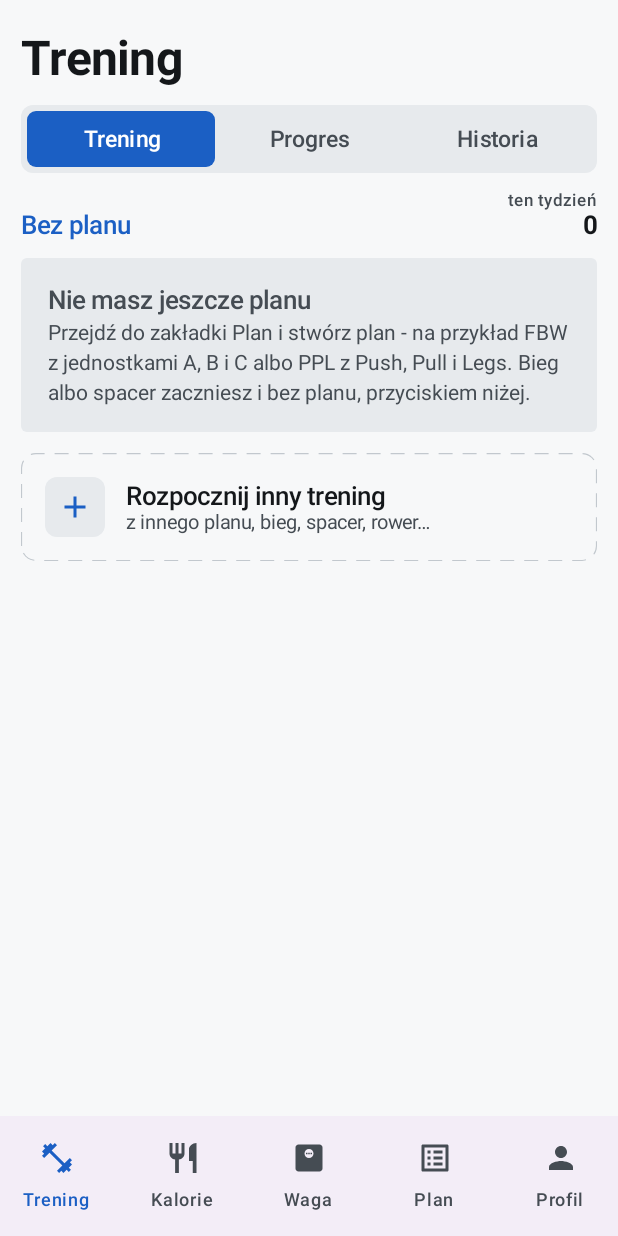
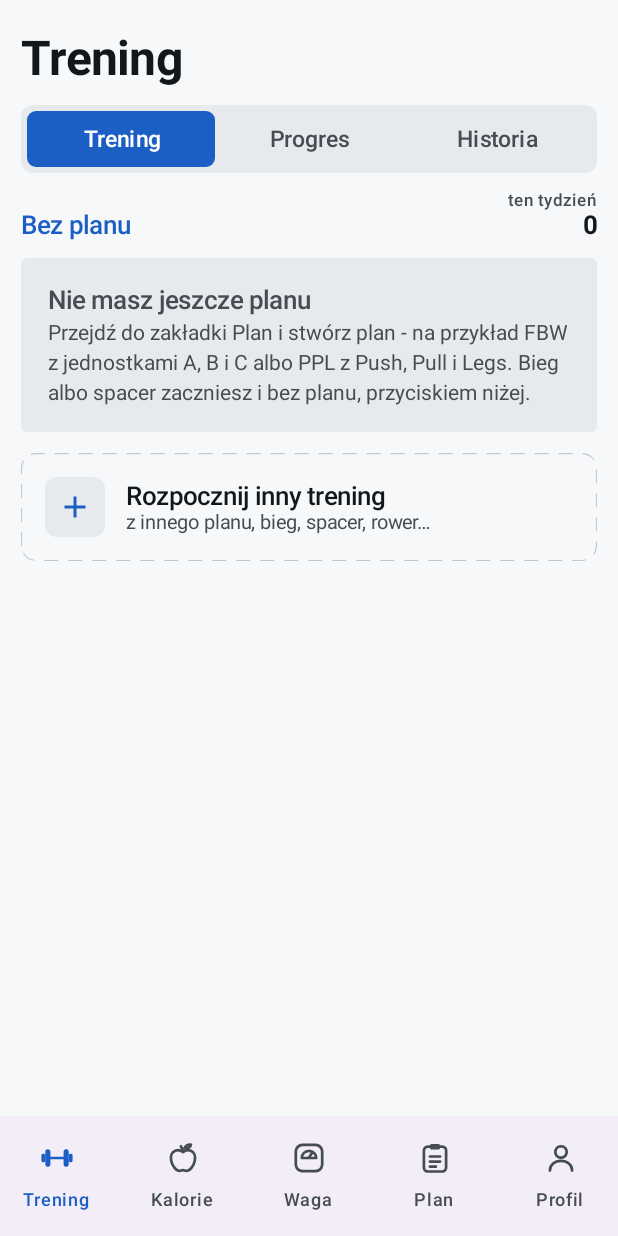
Before and after one commit to kubab96/GymBro, an Android app built with Jetpack Compose: the screen it shows after launch (MainActivity), on a phone screen of 412 x 824 dp. Run offline under Robolectric (Android 15) with nearby library versions, the phone set to English and light mode, and no system bars; libraries missing offline, so code that uses them is left out: androidx.health.connect, com.google.mlkit.vision; pictures from the network do not load; 12 statements that could not run were skipped.

Commit message:
Wlasne ikony zakladek, plakietka Planu gasnie w jednostce, rekordy w szczegolach treningu
- ikony paska z jednej siatki: obrys w tle, wypelnienie na otwartej zakladce
- wejscie w jednostke gasi plakietke tylko jej propozycji i od razu (AdviceBadge)
- usuniecie treningu kasuje propozycje wyliczone z niego
- szczegoly treningu pokazuja, przy ktorym cwiczeniu i ktora seria padl rekord

```diff
--- a/GymBro/app/src/main/java/pl/gymbro/MainActivity.kt
+++ b/GymBro/app/src/main/java/pl/gymbro/MainActivity.kt
@@ -15,14 +15,7 @@ import androidx.compose.animation.core.infiniteRepeatable
 import androidx.compose.animation.core.rememberInfiniteTransition
 import androidx.compose.animation.core.tween
 import androidx.compose.foundation.Canvas
-import androidx.compose.material.icons.Icons
-import androidx.compose.material.icons.filled.FitnessCenter
-import androidx.compose.material.icons.automirrored.filled.ListAlt
-import androidx.compose.material.icons.filled.MonitorWeight
-import androidx.compose.material.icons.filled.Person
-import androidx.compose.material.icons.filled.Restaurant
 import androidx.compose.ui.geometry.Offset
-import androidx.compose.ui.graphics.vector.ImageVector
 import androidx.compose.foundation.layout.Box
 import androidx.compose.foundation.layout.fillMaxSize
 import androidx.compose.foundation.layout.fillMaxWidth
@@ -71,7 +64,9 @@ import kotlinx.coroutines.launch
 import kotlinx.coroutines.withContext
 import pl.gymbro.health.AutoSync
 import kotlinx.coroutines.delay
+import pl.gymbro.ui.AdviceBadge
 import pl.gymbro.ui.Busy
+import pl.gymbro.ui.TabIcons
 import pl.gymbro.ui.FoodScreen
 import pl.gymbro.ui.PlanEditorScreen
 import pl.gymbro.ui.ProfileScreen
@@ -109,7 +104,7 @@ class MainActivity : ComponentActivity() {
 /** Jedna zakładka nawigacji. */
 private data class NavTab(
     val label: String,
-    val icon: ImageVector
+    val icon: TabIcons.Variants
 )
 
 // Zakładki opisują to, co robisz, nie urządzenia, z których pochodzą dane.
@@ -120,11 +115,11 @@ private data class NavTab(
 // na kilka dni. Przy pasku na dole blizej lewej krawedzi znaczy blizej kciuka.
 // Kolejnosc jest zszyta z PLAN_TAB w ui/TabHost.kt.
 private val navTabs = listOf(
-    NavTab("Trening", Icons.Filled.FitnessCenter),
-    NavTab("Kalorie", Icons.Filled.Restaurant),
-    NavTab("Waga", Icons.Filled.MonitorWeight),
-    NavTab("Plan", Icons.AutoMirrored.Filled.ListAlt),
-    NavTab("Profil", Icons.Filled.Person)
+    NavTab("Trening", TabIcons.training),
+    NavTab("Kalorie", TabIcons.food),
+    NavTab("Waga", TabIcons.weight),
+    NavTab("Plan", TabIcons.plan),
+    NavTab("Profil", TabIcons.profile)
 )
 
 @Composable
@@ -163,7 +158,9 @@ fun GymBroApp() {
         unseenAdvice = withContext(Dispatchers.IO) { planRepo.adviceCounts().second }
     }
 
-    LaunchedEffect(tab) {
+    // Refresh - bo skasowany trening zabiera swoje propozycje; AdviceBadge -
+    // bo wejście w jednostkę gasi plakietkę bez zmiany zakładki.
+    LaunchedEffect(tab, Refresh.version, AdviceBadge.version) {
         unseenAdvice = withContext(Dispatchers.IO) { planRepo.adviceCounts().second }
     }
     val busy = Busy.isBusy
@@ -310,12 +307,16 @@ fun GymBroApp() {
                             // zobaczysz. Propozycje zostaja do decyzji dluzej,
                             // ale kropka ma przypominac raz, a nie swiecic
                             // tygodniami - wtedy przestaje cokolwiek znaczyc.
+                            // Otwarta zakładka ma ikonę pełną, pozostałe obrys -
+                            // sam kolor przy wygaszonej pigułce był za słaby,
+                            // żeby rzucić się w oczy przy jasnym słońcu.
+                            val ikona = if (tab == i) t.icon.filled else t.icon.outline
                             if (i == PLAN_TAB && unseenAdvice > 0) {
                                 BadgedBox(badge = { Badge { Text("$unseenAdvice") } }) {
-                                    Icon(t.icon, contentDescription = t.label)
+                                    Icon(ikona, contentDescription = t.label)
                                 }
                             } else {
-                                Icon(t.icon, contentDescription = t.label)
+                                Icon(ikona, contentDescription = t.label)
                             }
                         },
                         label = { Text(t.label) },
--- a/GymBro/app/src/main/java/pl/gymbro/ui/Busy.kt
+++ b/GymBro/app/src/main/java/pl/gymbro/ui/Busy.kt
@@ -34,6 +34,23 @@ object Busy {
         } finally {
             count--
         }
+    }
+}
+
+/**
+ * Sygnał „przelicz plakietkę na zakładce Plan".
+ *
+ * Plakietka liczyła się tylko przy zmianie zakładki, a propozycje gasną
+ * w środku Planu - po wejściu w jednostkę liczba dalej świeciła, dopóki nie
+ * wyszło się z zakładki i nie wróciło. Pełny [Refresh] przeładowałby przy tym
+ * wszystkie zakładki, więc plakietka ma własny, lekki licznik.
+ */
+object AdviceBadge {
+    var version by mutableIntStateOf(0)
+        private set
+
+    fun bump() {
+        version++
     }
 }
 
--- /dev/null
+++ b/GymBro/app/src/main/java/pl/gymbro/ui/TabIcons.kt
@@ -0,0 +1,160 @@
+package pl.gymbro.ui
+
+import androidx.compose.ui.graphics.Color
+import androidx.compose.ui.graphics.PathFillType
+import androidx.compose.ui.graphics.SolidColor
+import androidx.compose.ui.graphics.StrokeCap
+import androidx.compose.ui.graphics.StrokeJoin
+import androidx.compose.ui.graphics.vector.ImageVector
+import androidx.compose.ui.graphics.vector.addPathNodes
+import androidx.compose.ui.unit.dp
+
+/**
+ * Ikony paska zakładek - jeden rysunek w dwóch wersjach: obrys, gdy zakładka
+ * stoi w tle, i wypełnienie, gdy jest otwarta.
+ *
+ * Własne, a nie z `material-icons`: tam pięć ikon pochodziło z pięciu różnych
+ * rodzin (sztanga pełna, lista prostokątna, waga z cyfrą), więc pasek wyglądał
+ * na zszyty z przypadkowych kawałków, a „Restaurant" i „ListAlt" nie mają
+ * wersji obrysowej, którą dałoby się odróżnić od pełnej. Tu wszystkie stoją
+ * na tej samej siatce 24 × 24, z tą samą grubością linii i zaokrągleniem.
+ *
+ * Kolor nadaje `Icon(tint)`, więc czarny w ścieżkach nie ma znaczenia.
+ * Wycięcia w wersji pełnej (okienko wagi, linie na podkładce) to drugi kontur
+ * przy `EvenOdd` - osobna ścieżka w innym kolorze zniknęłaby pod tintem.
+ */
+internal object TabIcons {
+    class Variants(val outline: ImageVector, val filled: ImageVector)
+
+    private const val LINE = 1.8f
+
+    /** Prostokąt o zaokrąglonych rogach jako kontur ścieżki. */
+    private fun rr(x0: Float, y0: Float, x1: Float, y1: Float, r: Float): String =
+        "M${x0 + r},$y0 H${x1 - r} A$r,$r 0 0 1 $x1,${y0 + r} V${y1 - r} " +
+            "A$r,$r 0 0 1 ${x1 - r},$y1 H${x0 + r} A$r,$r 0 0 1 $x0,${y1 - r} " +
+            "V${y0 + r} A$r,$r 0 0 1 ${x0 + r},$y0 Z "
+
+    private fun circle(cx: Float, cy: Float, r: Float): String =
+        "M${cx - r},$cy A$r,$r 0 1 0 ${cx + r},$cy A$r,$r 0 1 0 ${cx - r},$cy Z "
+
+    private fun icon(name: String, build: ImageVector.Builder.() -> Unit): ImageVector =
+        ImageVector.Builder(name, 24.dp, 24.dp, 24f, 24f).apply(build).build()
+
+    private fun ImageVector.Builder.line(d: String) = addPath(
+        pathData = addPathNodes(d),
+        stroke = SolidColor(Color.Black),
+        strokeLineWidth = LINE,
+        strokeLineCap = StrokeCap.Round,
+        strokeLineJoin = StrokeJoin.Round
+    )
+
+    private fun ImageVector.Builder.solid(d: String) = addPath(
+        pathData = addPathNodes(d),
+        fill = SolidColor(Color.Black),
+        pathFillType = PathFillType.EvenOdd
+    )
+
+    // ---- Trening: hantel ----------------------------------------------------
+
+    private val dumbbellPlates =
+        rr(4.2f, 6.2f, 7.6f, 17.8f, 1.6f) + rr(16.4f, 6.2f, 19.8f, 17.8f, 1.6f)
+    private val dumbbellEnds =
+        rr(1.6f, 9.2f, 4.2f, 14.8f, 1.1f) + rr(19.8f, 9.2f, 22.4f, 14.8f, 1.1f)
+
+    val training = Variants(
+        outline = icon("TreningObrys") {
+            line(dumbbellPlates)
+            line(dumbbellEnds)
+            line("M7.6,12 H16.4")
+        },
+        filled = icon("TreningPelny") {
+            solid(dumbbellPlates)
+            solid(dumbbellEnds)
+            line("M7.6,12 H16.4")
+        }
+    )
+
+    // ---- Kalorie: jabłko ------------------------------------------------------
+
+    private const val APPLE =
+        "M12,8 C10.4,6.7 8.4,6.4 6.8,7.1 C4.5,8.1 3.5,10.8 4.1,13.7 " +
+            "C4.8,17.2 7.3,20.6 9.7,20.6 C10.7,20.6 11.1,20.1 12,20.1 " +
+            "C12.9,20.1 13.3,20.6 14.3,20.6 C16.7,20.6 19.2,17.2 19.9,13.7 " +
+            "C20.5,10.8 19.5,8.1 17.2,7.1 C15.6,6.4 13.6,6.7 12,8 Z"
+    private const val LEAF =
+        "M12.9,5.6 C13.6,3.8 15.3,2.9 17.3,3 C17.1,4.9 15.4,5.9 12.9,5.6 Z"
+
+    val food = Variants(
+        outline = icon("KalorieObrys") {
+            line(APPLE)
+            line(LEAF)
+            line("M12,8 C11.9,6.4 11.4,5.2 10.6,4.2")
+        },
+        filled = icon("KaloriePelne") {
+            solid(APPLE)
+            solid(LEAF)
+            line("M12,8 C11.9,6.4 11.4,5.2 10.6,4.2")
+        }
+    )
+
+    // ---- Waga: waga łazienkowa ------------------------------------------------
+
+    private val scaleBody = rr(3.2f, 3.2f, 20.8f, 20.8f, 4.6f)
+    // Tarcza jako półkole: zaokrąglony prostokąt z kreską w środku czytał
+    // się jak ogniwo łańcucha, nie jak waga.
+    private const val DIAL = "M7.2,12 A4.8,4.8 0 0 1 16.8,12 Z"
+    private const val NEEDLE = "M12,11.6 L14,8.6"
+
+    val weight = Variants(
+        outline = icon("WagaObrys") {
+            line(scaleBody)
+            line(DIAL)
+            line(NEEDLE)
+        },
+        filled = icon("WagaPelna") {
+            // Tarcza wycięta z korpusu, a wskazówka znów pełna w środku.
+            solid(scaleBody + DIAL)
+            line(NEEDLE)
+        }
+    )
+
+    // ---- Plan: podkładka z listą ---------------------------------------------
+
+    private val board = rr(4.6f, 4.4f, 19.4f, 21f, 2.6f)
+    private val clip = rr(8.6f, 2.6f, 15.4f, 6.4f, 1.3f)
+
+    val plan = Variants(
+        outline = icon("PlanObrys") {
+            line(board)
+            solid(clip)
+            line("M8.6,11 H15.4 M8.6,14.4 H15.4 M8.6,17.8 H12.6")
+        },
+        filled = icon("PlanPelny") {
+            // Linie wycięte z podkładki; klips wystaje nad nią, więc rysuje
+            // się osobno - w jednym konturze nakładka by się wydrążyła.
+            solid(
+                board +
+                    rr(8f, 10.1f, 16f, 11.9f, 0.9f) +
+                    rr(8f, 13.5f, 16f, 15.3f, 0.9f) +
+                    rr(8f, 16.9f, 13.2f, 18.7f, 0.9f)
+            )
+            solid(clip)
+        }
+    )
+
+    // ---- Profil: sylwetka -----------------------------------------------------
+
+    val profile = Variants(
+        outline = icon("ProfilObrys") {
+            line(circle(12f, 8f, 3.8f))
+            line("M4.6,20.4 C4.6,16.5 7.9,13.9 12,13.9 C16.1,13.9 19.4,16.5 19.4,20.4")
+        },
+        filled = icon("ProfilPelny") {
+            solid(circle(12f, 8f, 4.2f))
+            solid(
+                "M3.8,20.4 C3.8,16.1 7.5,13.1 12,13.1 C16.5,13.1 20.2,16.1 20.2,20.4 " +
+                    "C20.2,21 19.8,21.4 19.2,21.4 H4.8 C4.2,21.4 3.8,21 3.8,20.4 Z"
+            )
+        }
+    )
+}
```
Also changed, not shown: GymBro/app/src/main/java/pl/gymbro/data/Repos.kt (+32 -5 lines), GymBro/app/src/main/java/pl/gymbro/gym/ProgressStats.kt (+18 -1 lines), GymBro/app/src/main/java/pl/gymbro/ui/SessionDetailScreen.kt (+46 -3 lines), GymBro/app/src/main/java/pl/gymbro/ui/UnitEditor.kt (+5 -2 lines), 1 other file.
